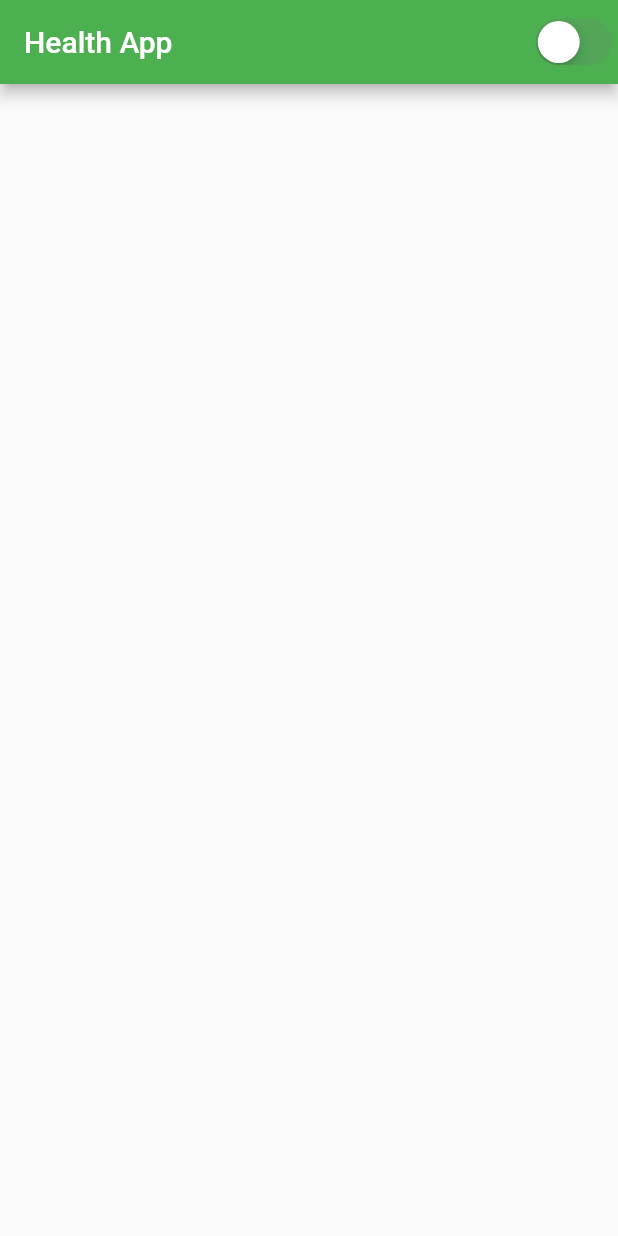
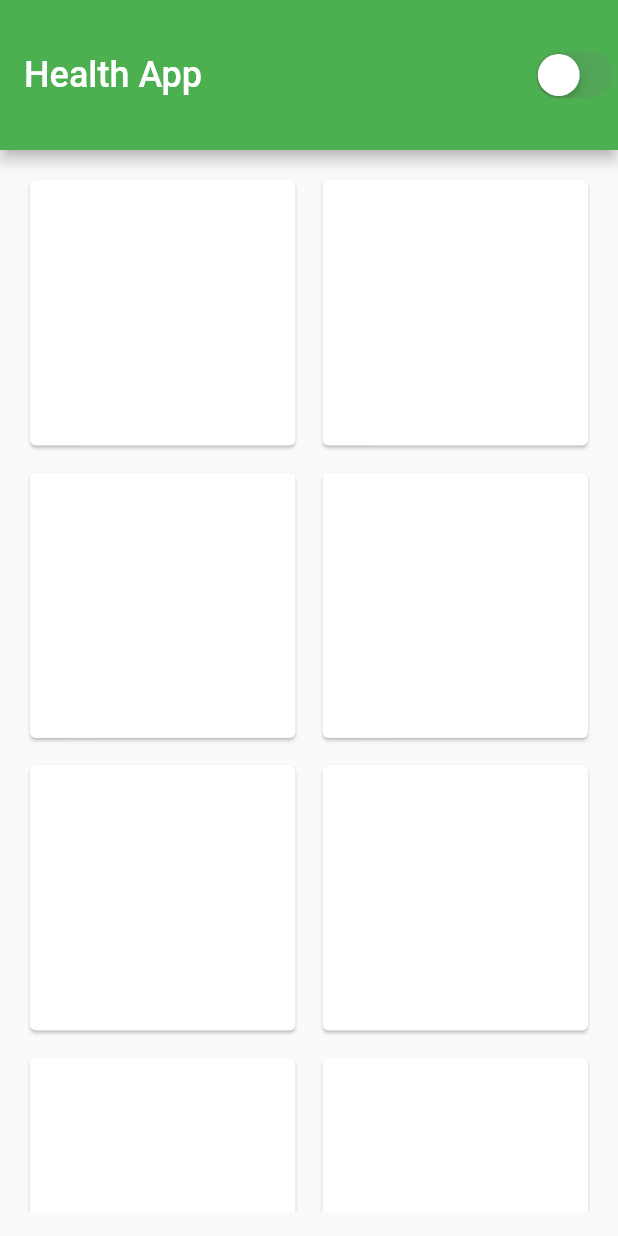
Before and after one commit to Az-21/universal-health-card, a Flutter app: the screen it shows after launch, on a phone screen of 412 x 824 dp. Run offline on Flutter 3.47's test engine with Material 2 defaults, Android fonts, the phone set to English and light mode, and no system bars; our stand-ins replace get, get_storage.

Commit message:
dashboard temp ui

```diff
--- a/lib/main.dart
+++ b/lib/main.dart
@@ -1,15 +1,31 @@
+// ━━━━━━━━━━━━━━━━━━━━━━━━━━━━━━━━━━━━━━━━
+//  * Imports
+// ━━━━━━━━━━━━━━━━━━━━━━━━━━━━━━━━━━━━━━━━
 import 'package:flutter/cupertino.dart';
 import 'package:flutter/material.dart';
+
+// Pub Dev Imports
 import 'package:get/get.dart';
 import 'package:get_storage/get_storage.dart';
+
+// Flutter Components Imports
+import './src/dashboard.dart';
+
+// Dark mode imports
 import './theme/theme.dart';
 import './theme/theme_service.dart';
 
+// ━━━━━━━━━━━━━━━━━━━━━━━━━━━━━━━━━━━━━━━━
+//  * main()
+// ━━━━━━━━━━━━━━━━━━━━━━━━━━━━━━━━━━━━━━━━
 void main() async {
   await GetStorage.init();
   runApp(MyApp());
 }
 
+// ━━━━━━━━━━━━━━━━━━━━━━━━━━━━━━━━━━━━━━━━
+//  * InitApp
+// ━━━━━━━━━━━━━━━━━━━━━━━━━━━━━━━━━━━━━━━━
 class MyApp extends StatelessWidget {
   @override
   Widget build(BuildContext context) {
@@ -23,7 +39,9 @@ class MyApp extends StatelessWidget {
   }
 }
 
-// * Home screen with dark mode switch
+// ━━━━━━━━━━━━━━━━━━━━━━━━━━━━━━━━━━━━━━━━
+//  * Home screen with dark mode switch
+// ━━━━━━━━━━━━━━━━━━━━━━━━━━━━━━━━━━━━━━━━
 class DarkModeHome extends StatefulWidget {
   DarkModeHome({Key key}) : super(key: key);
 
@@ -37,10 +55,16 @@ class _DarkModeHomeState extends State<DarkModeHome> {
   Widget build(BuildContext context) {
     return Scaffold(
       // ━━━━━━━━━━━━━━━━━━━━━━━━━━━━━━━━━━━━━━━━
-      //  * Appbar
+      //  * Appbar + Dark mode switch
       // ━━━━━━━━━━━━━━━━━━━━━━━━━━━━━━━━━━━━━━━━
       appBar: AppBar(
-        title: Text('Health App'),
+        toolbarHeight: 100,
+        title: Text(
+          'Health App',
+          style: TextStyle(
+            fontSize: 24,
+          ),
+        ),
         actions: [
           CupertinoSwitch(
               value: value,
@@ -52,8 +76,9 @@ class _DarkModeHomeState extends State<DarkModeHome> {
       ),
 
       // ━━━━━━━━━━━━━━━━━━━━━━━━━━━━━━━━━━━━━━━━
-      //  * Homepage -> List of modules
+      //  * Homepage // Imported: ./src/dashboard
       // ━━━━━━━━━━━━━━━━━━━━━━━━━━━━━━━━━━━━━━━━
+      body: Dashboard(),
     );
   }
 }
--- /dev/null
+++ b/lib/src/dashboard.dart
@@ -0,0 +1,30 @@
+import 'package:flutter/material.dart';
+
+// ━━━━━━━━━━━━━━━━━━━━━━━━━━━━━━━━━━━━━━━━
+//  * Statess dashboard
+// ━━━━━━━━━━━━━━━━━━━━━━━━━━━━━━━━━━━━━━━━
+class Dashboard extends StatelessWidget {
+  const Dashboard({Key key}) : super(key: key);
+
+  @override
+  Widget build(BuildContext context) {
+    return (Padding(
+        padding: EdgeInsets.all(16),
+        child: GridView.count(
+          mainAxisSpacing: 10,
+          crossAxisSpacing: 10,
+          crossAxisCount: 2,
+          children: <Widget>[
+            // FIXME: Create card builder
+            Card(),
+            Card(),
+            Card(),
+            Card(),
+            Card(),
+            Card(),
+            Card(),
+            Card(),
+          ],
+        )));
+  }
+}
```
